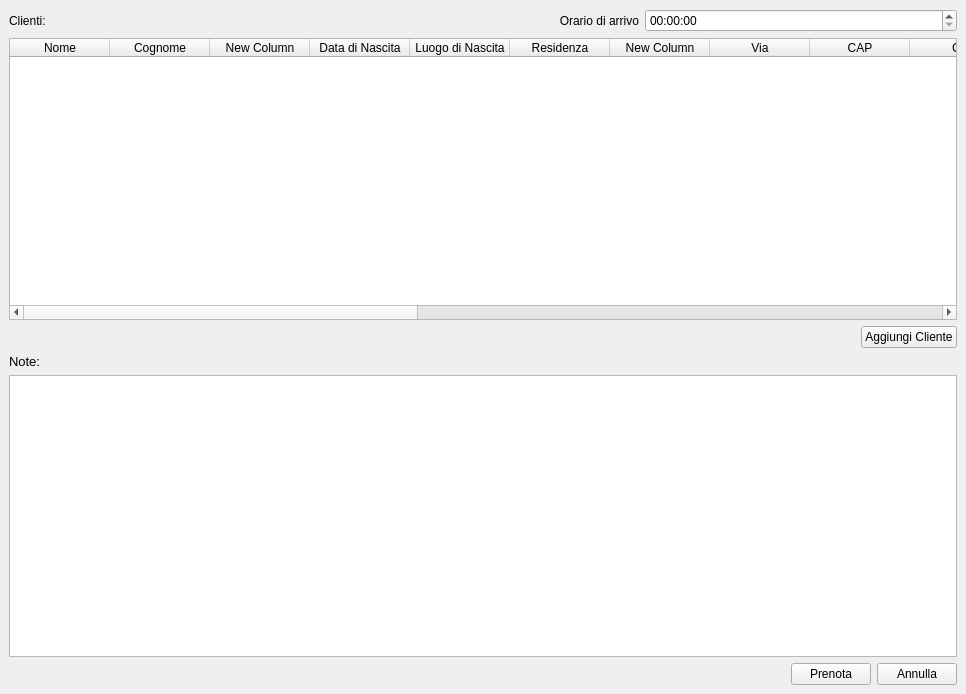
Qt form ui/prenota_camere.ui (Raccispini/Progetto-Hotel) before a commit.
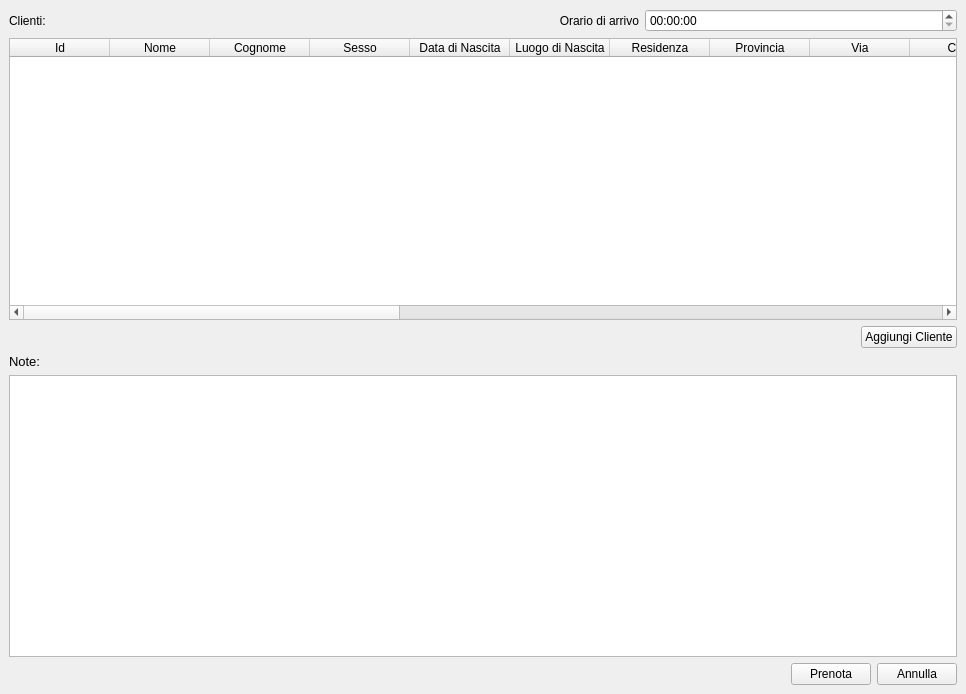
The same form after that commit.

What changed in the file:
```diff
--- a/ui/prenota_camere.ui
+++ b/ui/prenota_camere.ui
@@ -59,8 +59,13 @@
          <enum>QAbstractItemView::SelectRows</enum>
         </property>
         <property name="columnCount">
-         <number>21</number>
+         <number>22</number>
         </property>
+        <column>
+         <property name="text">
+          <string>Id</string>
+         </property>
+        </column>
         <column>
          <property name="text">
           <string>Nome</string>
@@ -73,7 +78,7 @@
         </column>
         <column>
          <property name="text">
-          <string>New Column</string>
+          <string>Sesso</string>
          </property>
         </column>
         <column>
@@ -93,7 +98,7 @@
         </column>
         <column>
          <property name="text">
-          <string>New Column</string>
+          <string>Provincia</string>
          </property>
         </column>
         <column>
```
